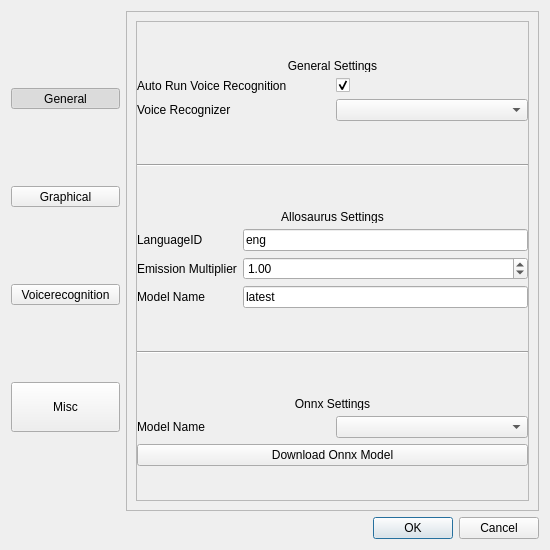
Old version of the form rsrc/settings.ui in the repository steveway/papagayo-ng.
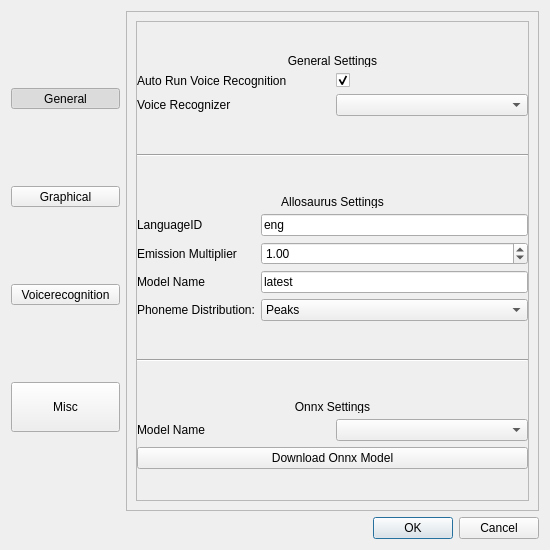
New version of the form. Icons and pictures are not drawn.

Commit message: Can choose between peak based and regular distribution on auto recognition.

```diff
--- a/rsrc/settings.ui
+++ b/rsrc/settings.ui
@@ -773,6 +773,27 @@
                 </property>
                </widget>
               </item>
+              <item row="4" column="0">
+               <widget class="QLabel" name="label_4">
+                <property name="text">
+                 <string>Phoneme Distribution:</string>
+                </property>
+               </widget>
+              </item>
+              <item row="4" column="1">
+               <widget class="QComboBox" name="distribution_mode">
+                <item>
+                 <property name="text">
+                  <string>Peaks</string>
+                 </property>
+                </item>
+                <item>
+                 <property name="text">
+                  <string>Even</string>
+                 </property>
+                </item>
+               </widget>
+              </item>
              </layout>
             </item>
             <item>
```
The commit also changes 4 other files.
